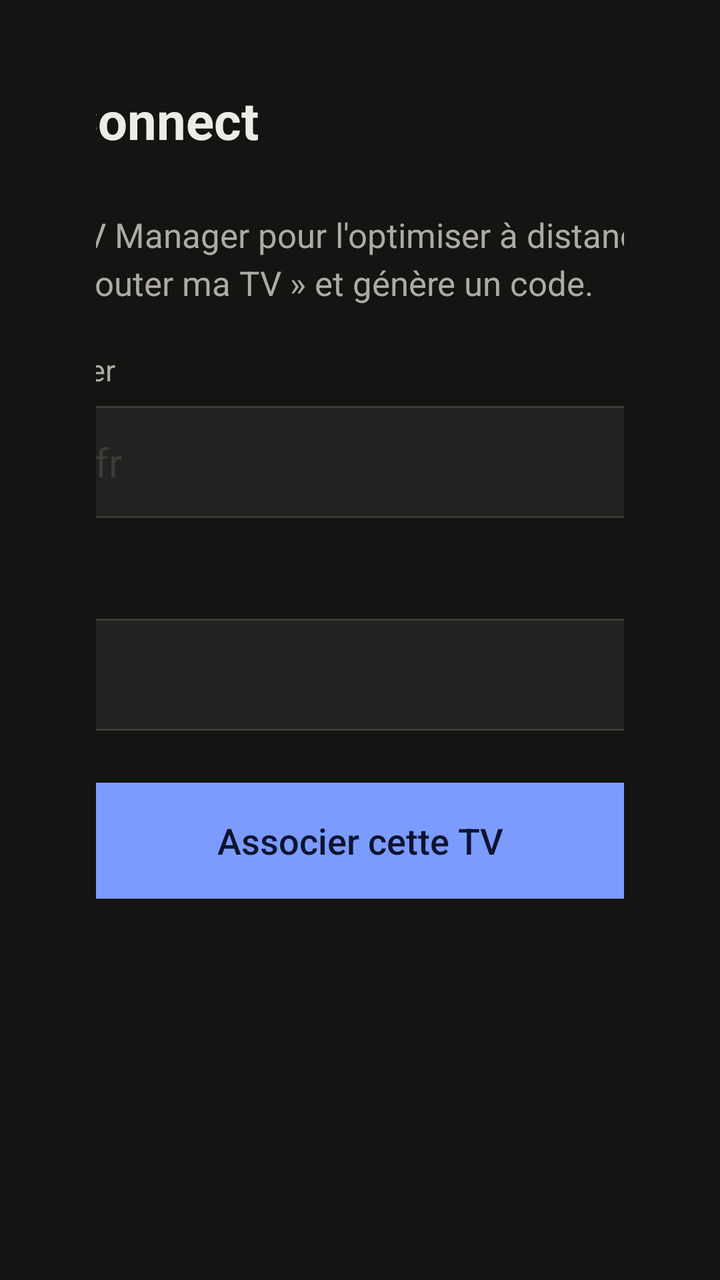
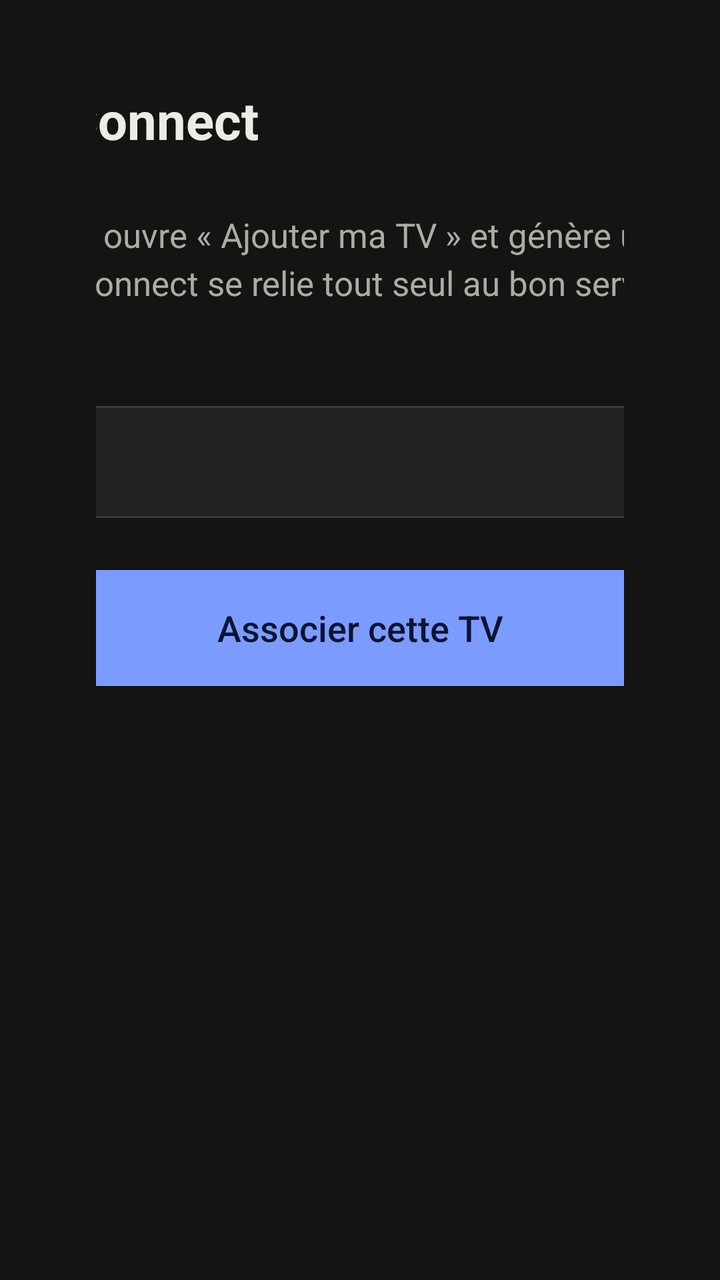

Two renders of the same Android screen: before a commit and after it. Below are the layout's source before the change and the commit's diff.
<!-- AndroidManifest.xml: application theme android:Theme.DeviceDefault.NoActionBar -->
<!-- res/layout/activity_main.xml -->
<?xml version="1.0" encoding="utf-8"?>
<ScrollView xmlns:android="http://schemas.android.com/apk/res/android"
    android:layout_width="match_parent"
    android:layout_height="match_parent"
    android:background="@color/bg"
    android:fillViewport="true">

    <LinearLayout
        android:layout_width="match_parent"
        android:layout_height="wrap_content"
        android:gravity="center_horizontal"
        android:orientation="vertical"
        android:paddingHorizontal="48dp"
        android:paddingVertical="40dp">

        <LinearLayout
            android:layout_width="560dp"
            android:layout_height="wrap_content"
            android:orientation="vertical">

            <TextView
                android:layout_width="wrap_content"
                android:layout_height="wrap_content"
                android:drawablePadding="14dp"
                android:drawableStart="@drawable/ic_launcher_small"
                android:gravity="center_vertical"
                android:text="@string/app_name"
                android:textColor="@color/text"
                android:textSize="26sp"
                android:textStyle="bold" />

            
            <LinearLayout
                android:id="@+id/setup_group"
                android:layout_width="match_parent"
                android:layout_height="wrap_content"
                android:layout_marginTop="20dp"
                android:orientation="vertical"
                android:visibility="gone">

                <TextView
                    android:id="@+id/setup_step"
                    style="@style/Label"
                    android:layout_marginTop="0dp" />

                <TextView
                    android:id="@+id/setup_title"
                    style="@style/Body"
                    android:textColor="@color/text"
                    android:textSize="22sp"
                    android:textStyle="bold" />

                <TextView
                    android:id="@+id/setup_text"
                    style="@style/Body" />

                <Button
                    android:id="@+id/setup_open"
                    style="@style/Primary" />

                <Button
                    android:id="@+id/setup_skip"
                    style="@style/Secondary"
                    android:layout_marginTop="14dp"
                    android:text="@string/setup_skip" />
            </LinearLayout>

            
            <LinearLayout
                android:id="@+id/pair_group"
                android:layout_width="match_parent"
                android:layout_height="wrap_content"
                android:layout_marginTop="20dp"
                android:orientation="vertical">

                <TextView
                    android:id="@+id/pair_step"
                    style="@style/Label"
                    android:layout_marginTop="0dp"
                    android:text="@string/pair_step"
                    android:visibility="gone" />

                <TextView
                    android:id="@+id/intro"
                    style="@style/Body"
                    android:text="@string/intro" />

                <TextView
                    android:id="@+id/server_label"
                    style="@style/Label"
                    android:text="@string/server_label" />

                <EditText
                    android:id="@+id/server"
                    style="@style/Field"
                    android:hint="@string/server_hint"
                    android:imeOptions="actionNext"
                    android:inputType="textUri" />

                <TextView
                    style="@style/Label"
                    android:text="@string/code_label" />

                <EditText
                    android:id="@+id/code"
                    style="@style/Field"
                    android:hint="@string/code_hint"
                    android:imeOptions="actionDone"
                    android:inputType="number"
                    android:letterSpacing="0.3"
                    android:maxLength="6" />

                <TextView
                    android:id="@+id/error"
                    style="@style/Body"
                    android:textColor="@color/bad"
                    android:visibility="gone" />

                <Button
                    android:id="@+id/pair"
                    style="@style/Primary"
                    android:text="@string/pair" />

                <Button
                    android:id="@+id/other_server"
                    style="@style/Secondary"
                    android:layout_marginTop="14dp"
                    android:text="@string/other_server"
                    android:visibility="gone" />
            </LinearLayout>

            
            <LinearLayout
                android:id="@+id/status_group"
                android:layout_width="match_parent"
                android:layout_height="wrap_content"
                android:layout_marginTop="20dp"
                android:orientation="vertical"
                android:visibility="gone">

                <TextView
                    style="@style/Label"
                    android:text="@string/server_label" />

                <TextView
                    android:id="@+id/server_line"
                    style="@style/Body"
                    android:textColor="@color/text"
                    android:textSize="20sp" />

                <TextView
                    android:id="@+id/conn_line"
                    style="@style/Body"
                    android:layout_marginTop="18dp"
                    android:textColor="@color/text"
                    android:textSize="20sp" />

                <TextView
                    android:id="@+id/adb_line"
                    style="@style/Body"
                    android:textColor="@color/text"
                    android:textSize="20sp" />

                <TextView
                    android:id="@+id/hint"
                    style="@style/Body"
                    android:layout_marginTop="14dp" />

                <Button
                    android:id="@+id/open_dev"
                    style="@style/Primary"
                    android:text="@string/adb_open"
                    android:visibility="gone" />

                <Button
                    android:id="@+id/unpair"
                    style="@style/Secondary"
                    android:text="@string/unpair" />
            </LinearLayout>
        </LinearLayout>
    </LinearLayout>
</ScrollView>
<!-- resources referenced by this layout -->
<resources>
  <color name="bad">#FFF07A6E</color>
  <color name="bg">#FF141413</color>
  <color name="text">#FFEDEBE5</color>
  <string name="adb_open">Ouvrir les options pour les développeurs</string>
  <string name="app_name">ATVM Connect</string>
  <string name="code_hint">000000</string>
  <string name="code_label">Code à 6 chiffres</string>
  <string name="intro">Relie cette TV à ATV Manager pour l\'optimiser à distance. Dans ATV Manager, ouvre « Ajouter ma TV » et génère un code.</string>
  <string name="other_server">Utiliser un autre serveur</string>
  <string name="pair">Associer cette TV</string>
  <string name="pair_step">Étape 3 sur 3</string>
  <string name="server_hint">atvm.exemple.fr</string>
  <string name="server_label">Adresse d\'ATV Manager</string>
  <string name="setup_skip">C\'est déjà fait, continuer</string>
  <string name="unpair">Dissocier cette TV</string>
  <style name="Body">
          <item name="android:layout_width">match_parent</item>
          <item name="android:layout_height">wrap_content</item>
          <item name="android:layout_marginTop">6dp</item>
          <item name="android:textColor">@color/text2</item>
          <item name="android:textSize">17sp</item>
          <item name="android:lineSpacingMultiplier">1.2</item>
      </style>
  <style name="Field">
          <item name="android:layout_width">match_parent</item>
          <item name="android:layout_height">56dp</item>
          <item name="android:layout_marginTop">8dp</item>
          <item name="android:background">@drawable/field</item>
          <item name="android:paddingHorizontal">16dp</item>
          <item name="android:textColor">@color/text</item>
          <item name="android:textColorHint">@color/line</item>
          <item name="android:textSize">20sp</item>
          <item name="android:singleLine">true</item>
      </style>
  <style name="Label">
          <item name="android:layout_width">match_parent</item>
          <item name="android:layout_height">wrap_content</item>
          <item name="android:layout_marginTop">22dp</item>
          <item name="android:textColor">@color/text2</item>
          <item name="android:textSize">15sp</item>
      </style>
  <style name="Primary">
          <item name="android:layout_width">match_parent</item>
          <item name="android:layout_height">58dp</item>
          <item name="android:layout_marginTop">26dp</item>
          <item name="android:background">@drawable/button_primary</item>
          <item name="android:textColor">@color/accent_text</item>
          <item name="android:textSize">18sp</item>
          <item name="android:textAllCaps">false</item>
      </style>
  <style name="Secondary" parent="Primary">
          <item name="android:background">@drawable/button_secondary</item>
          <item name="android:textColor">@color/text</item>
      </style>
  <color name="text2">#FFAEABA3</color>
  <color name="line">#FF3D3B37</color>
  <!-- drawable button_primary (drawable) -->
  <?xml version="1.0" encoding="utf-8"?>
  <selector xmlns:android="http://schemas.android.com/apk/res/android">
      <item android:state_focused="true">
          <shape>
              <solid android:color="@color/accent" />
              <stroke android:width="3dp" android:color="@color/text" />
              <corners android:radius="8dp" />
          </shape>
      </item>
      <item>
          <shape>
              <solid android:color="@color/accent" />
              <corners android:radius="8dp" />
          </shape>
      </item>
  </selector>
  <color name="accent_text">#FF0D1430</color>
  <color name="panel">#FF222220</color>
  <color name="accent">#FF7C9BFF</color>
  <!-- unchanged entries left out for length: 3 -->
</resources>

<!-- the commit's change to res/layout/activity_main.xml (unified diff, before → after) -->
@@ -86,18 +86,6 @@
                     android:text="@string/intro" />
 
                 <TextView
-                    android:id="@+id/server_label"
-                    style="@style/Label"
-                    android:text="@string/server_label" />
-
-                <EditText
-                    android:id="@+id/server"
-                    style="@style/Field"
-                    android:hint="@string/server_hint"
-                    android:imeOptions="actionNext"
-                    android:inputType="textUri" />
-
-                <TextView
                     style="@style/Label"
                     android:text="@string/code_label" />
 
@@ -120,13 +108,6 @@
                     android:id="@+id/pair"
                     style="@style/Primary"
                     android:text="@string/pair" />
-
-                <Button
-                    android:id="@+id/other_server"
-                    style="@style/Secondary"
-                    android:layout_marginTop="14dp"
-                    android:text="@string/other_server"
-                    android:visibility="gone" />
             </LinearLayout>
 
             
@@ -139,19 +120,9 @@
                 android:visibility="gone">
 
                 <TextView
-                    style="@style/Label"
-                    android:text="@string/server_label" />
-
-                <TextView
-                    android:id="@+id/server_line"
-                    style="@style/Body"
-                    android:textColor="@color/text"
-                    android:textSize="20sp" />
-
-                <TextView
                     android:id="@+id/conn_line"
                     style="@style/Body"
-                    android:layout_marginTop="18dp"
+                    android:layout_marginTop="0dp"
                     android:textColor="@color/text"
                     android:textSize="20sp" />
 
<!-- resource entries referenced after the edit -->
@@ -7,12 +7,9 @@
   <string name="app_name">ATVM Connect</string>
   <string name="code_hint">000000</string>
   <string name="code_label">Code à 6 chiffres</string>
-  <string name="intro">Relie cette TV à ATV Manager pour l\'optimiser à distance. Dans ATV Manager, ouvre « Ajouter ma TV » et génère un code.</string>
-  <string name="other_server">Utiliser un autre serveur</string>
+  <string name="intro">Dans ATV Manager, ouvre « Ajouter ma TV » et génère un code, puis entre-le ici. ATVM Connect se relie tout seul au bon serveur.</string>
   <string name="pair">Associer cette TV</string>
   <string name="pair_step">Étape 3 sur 3</string>
-  <string name="server_hint">atvm.exemple.fr</string>
-  <string name="server_label">Adresse d\'ATV Manager</string>
   <string name="setup_skip">C\'est déjà fait, continuer</string>
   <string name="unpair">Dissocier cette TV</string>
   <style name="Body">
